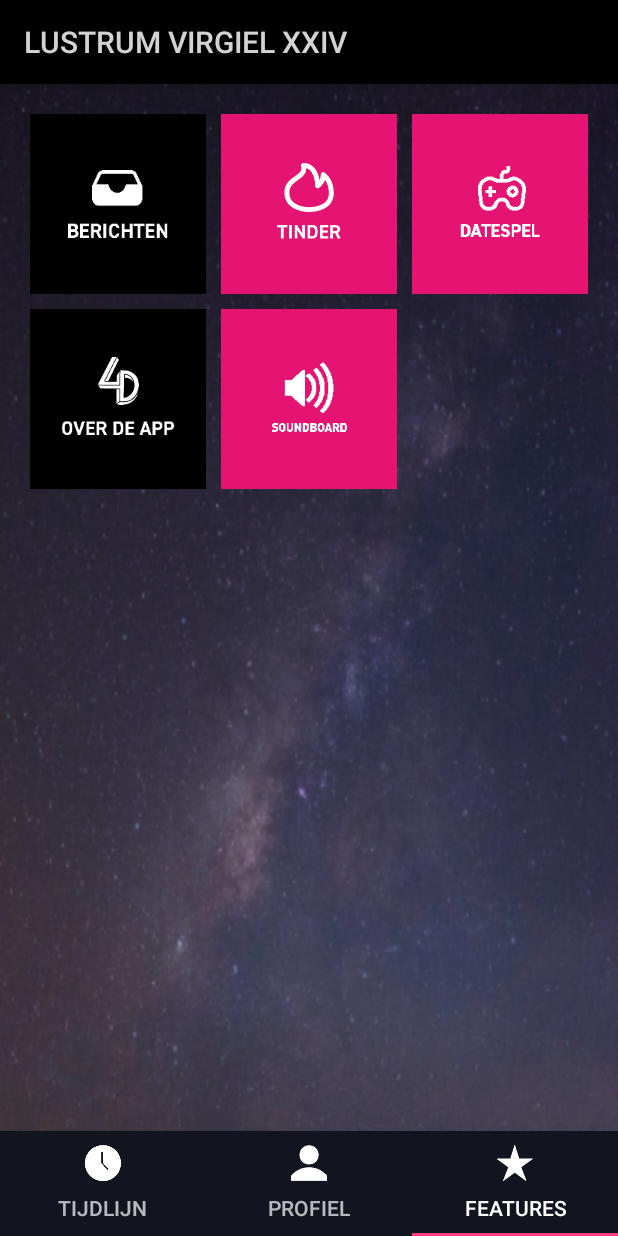
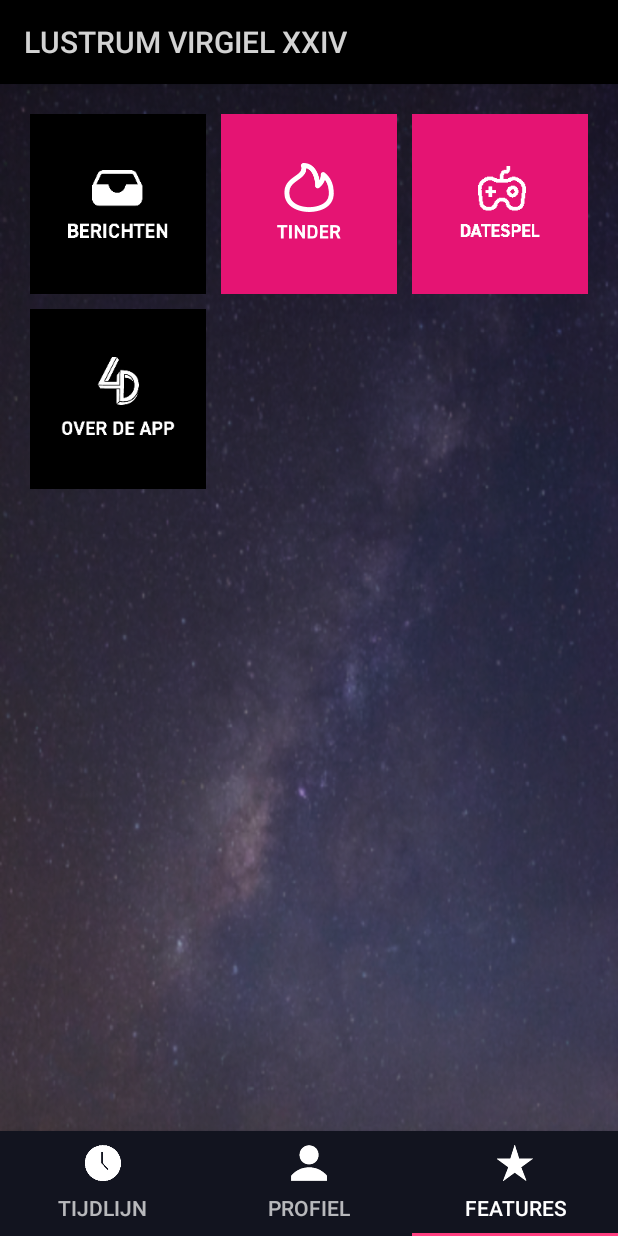
Before and after one commit to JaspervanTilburg/LustrumApp, an Android app: the screen it shows after launch (MainActivity), item 3 of the bottom bar chosen, on a phone screen of 412 x 824 dp. Run offline under Robolectric (Android 15) with nearby library versions, the phone set to English and light mode, and no system bars; libraries missing offline, so code that uses them is left out: com.loopj.android, cz.msebera.android.

Commit message:
Soundboard button is invisible for now

```diff
--- a/app/src/main/res/layout/features_tab_layout.xml
+++ b/app/src/main/res/layout/features_tab_layout.xml
@@ -76,7 +76,8 @@
                 android:layout_weight="1"
                 android:background="@drawable/lustrum_rectangle"
                 android:onClick="onSoundboardClick"
-                android:src="@mipmap/soundboard"/>
+                android:src="@mipmap/soundboard"
+                android:visibility="invisible"/>
 
             <ImageButton
                 android:layout_width="0dp"
```
